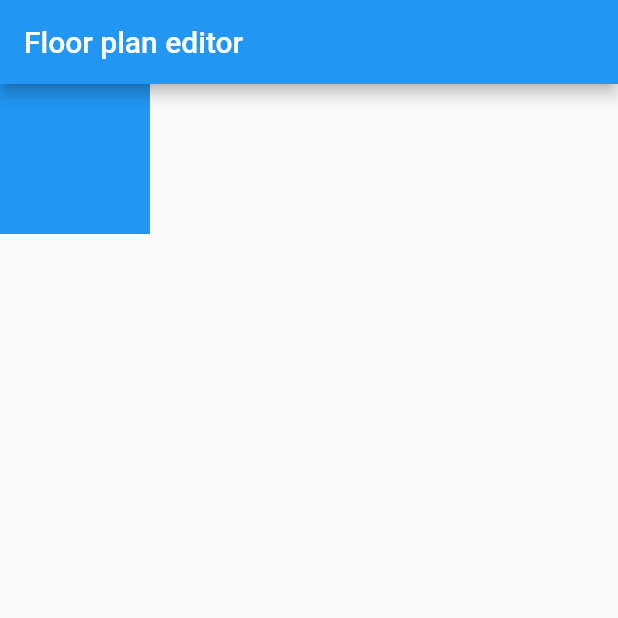
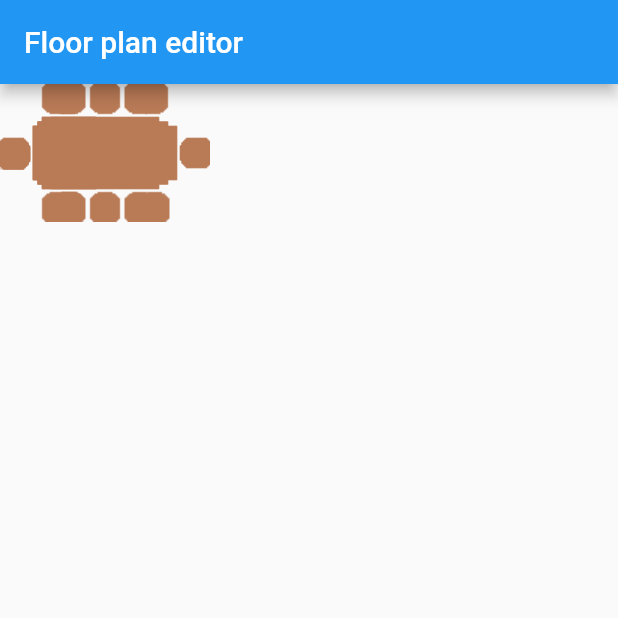
Before and after one commit to cristivasile/restaurant_management_app, a Flutter app: the screen it shows after launch, on a phone screen of 412 x 824 dp, the top half of it. Run offline on Flutter 3.47's test engine with Material 2 defaults, Android fonts, the phone set to English and light mode, and no system bars.

Commit message:
Implemented movable tables, replacing the squares

```diff
--- /dev/null
+++ b/restaurant_management_app/lib/bin/constants.dart
@@ -0,0 +1,10 @@
+const twoTablePath = "assets/2Table";
+const threeTablePath = "assets/3Table";
+const fourTablePath = "assets/4Table";
+const sixTablePath = "assets/6Table";
+const eightTablePath = "assets/8Table";
+const feedbackPath = "Feedback";
+const smallModifier = 0.5;
+const largeModifier = 1.5;
+const smallTableWidth = 92;
+const largeTableWidth = 140;
--- a/restaurant_management_app/lib/bin/table.dart
+++ b/restaurant_management_app/lib/bin/table.dart
@@ -1,10 +1,20 @@
 import 'package:flutter/material.dart';
 import 'package:restaurant_management_app/bin/constants.dart' as constants;
 
-//Movable table icon
+/// Movable table object
+///
+///
 class MovableTable extends StatefulWidget {
-  final BoxConstraints constraints;
-  const MovableTable({Key? key, required this.constraints}) : super(key: key);
+  final BoxConstraints constraints; //widget constraints received as parameter
+  final String imagePath; //the corresponding table's image path
+  final int imageWidth;
+  final int imageHeight;
+
+  MovableTable({Key? key, required this.constraints, required tableSize})
+      : imagePath = getImagePath(tableSize),
+        imageWidth = getImageSize(tableSize)[0],
+        imageHeight = getImageSize(tableSize)[1],
+        super(key: key);
 
   @override
   State<MovableTable> createState() => _MovableTableState();
@@ -19,10 +29,19 @@ class _MovableTableState extends State<MovableTable> {
       left: _offset.dx,
       top: _offset.dy,
       child: Draggable(
-        feedback: Container(width: 100, height: 100, color: Colors.yellow),
-        child: Container(width: 100, height: 100, color: Colors.blue),
-        childWhenDragging:
-            Container(width: 100, height: 100, color: Colors.green),
+        feedback: Image(
+            image: AssetImage(widget.imagePath + ".png"),
+            width: widget.imageWidth.toDouble(),
+            height: widget.imageHeight.toDouble()),
+        child: Image(
+            image: AssetImage(widget.imagePath + ".png"),
+            width: widget.imageWidth.toDouble(),
+            height: widget.imageHeight.toDouble()),
+        childWhenDragging: Image(
+            image:
+                AssetImage(widget.imagePath + constants.feedbackPath + ".png"),
+            width: widget.imageWidth.toDouble(),
+            height: widget.imageHeight.toDouble()),
         onDragEnd: (DraggableDetails details) {
           setState(() {
             final adjustment = MediaQuery.of(context).size.height -
@@ -36,3 +55,53 @@ class _MovableTableState extends State<MovableTable> {
     );
   }
 }
+
+/// Receives a table size and returns the path to the corresponding image
+///
+/// @param tableSize: size of the table
+/// @note image paths are without extension
+String getImagePath(int tableSize) {
+  switch (tableSize) {
+    case 2:
+      return constants.twoTablePath;
+    case 3:
+      return constants.threeTablePath;
+    case 4:
+      return constants.fourTablePath;
+    case 6:
+      return constants.sixTablePath;
+    case 8:
+      return constants.eightTablePath;
+  }
+  return "";
+}
+
+/// Receives a table size and returns a list containing the required dimensions
+///
+///@param tableSize: the size of the table
+///@returns List<int> containing [0] = width and [1] = height
+List<int> getImageSize(int tableSize) {
+  const List<int> smallTable = [
+    constants.smallTableWidth,
+    constants.smallTableWidth
+  ];
+  const List<int> largeTable = [
+    constants.largeTableWidth,
+    constants.smallTableWidth
+  ];
+
+  switch (tableSize) {
+    case 2:
+      return smallTable;
+    case 3:
+      return smallTable;
+    case 4:
+      return smallTable;
+    case 6:
+      return largeTable;
+    case 8:
+      return largeTable;
+  }
+
+  return [];
+}
--- a/restaurant_management_app/lib/main.dart
+++ b/restaurant_management_app/lib/main.dart
@@ -37,8 +37,26 @@ class _FloorPlanState extends State<FloorPlan> {
     return LayoutBuilder(builder: (context, constraints) {
       return Stack(
         children: <Widget>[
-          MovableTable(constraints: constraints),
-          MovableTable(constraints: constraints),
+          MovableTable(
+            constraints: constraints,
+            tableSize: 3,
+          ),
+          MovableTable(
+            constraints: constraints,
+            tableSize: 2,
+          ),
+          MovableTable(
+            constraints: constraints,
+            tableSize: 4,
+          ),
+          MovableTable(
+            constraints: constraints,
+            tableSize: 6,
+          ),
+          MovableTable(
+            constraints: constraints,
+            tableSize: 8,
+          ),
         ],
       );
     });
--- a/restaurant_management_app/pubspec.yaml
+++ b/restaurant_management_app/pubspec.yaml
@@ -56,6 +56,8 @@ flutter:
   # included with your application, so that you can use the icons in
   # the material Icons class.
   uses-material-design: true
+  assets:
+    - assets/
 
   # To add assets to your application, add an assets section, like this:
   # assets:
```
Also changed, not shown: restaurant_management_app/assets/2Table.png (added), restaurant_management_app/assets/2TableFeedback.png (added), restaurant_management_app/assets/3Table.png (added), restaurant_management_app/assets/3TableFeedback.png (added), restaurant_management_app/assets/4Table.png (added), restaurant_management_app/assets/4TableFeedback.png (added), restaurant_management_app/assets/6Table.png (added), restaurant_management_app/assets/6TableFeedback.png (added), restaurant_management_app/assets/8Table.png (added), restaurant_management_app/assets/8TableFeedback.png (added), restaurant_management_app/assets/chair.png (renamed from restaurant_management_app/lib/assets/chair.png), restaurant_management_app/assets/large_table.png (renamed from restaurant_management_app/lib/assets/large_table.png), restaurant_management_app/assets/small_table.png (renamed from restaurant_management_app/lib/assets/small_table.png).
